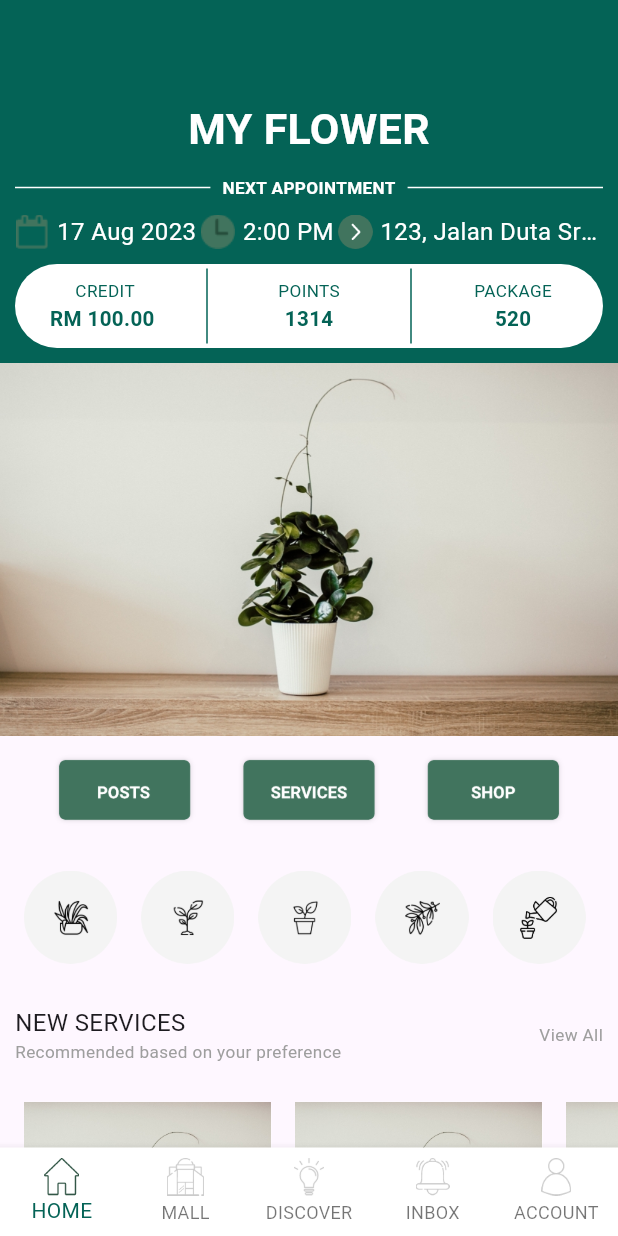
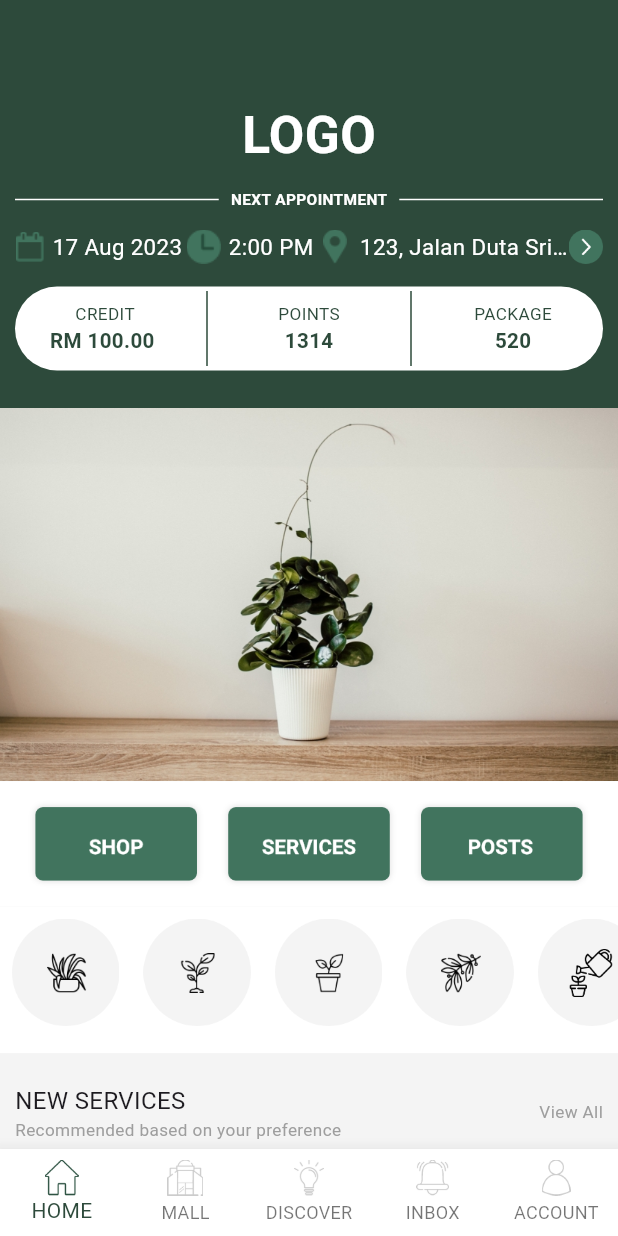
Before and after one commit to hewcheehau/hew-test-flower, a Flutter app: the screen it shows after launch, on a phone screen of 412 x 824 dp. Run offline on Flutter 3.47's test engine with Material 2 defaults, Android fonts, the phone set to English and light mode, and no system bars; our stand-ins replace auto_route, cached_network_image, equatable, flutter_bloc, flutter_map, flutter_screenutil and 2 more; generated files the repository leaves out were written again.

Commit message:
refactor: ui adjustment

```diff
--- a/lib/app.dart
+++ b/lib/app.dart
@@ -38,6 +38,7 @@ class _MyFlowerAppView extends StatelessWidget {
       theme: ThemeData(
         primaryColor: AppColors.appMainColor,
         useMaterial3: true,
+        scaffoldBackgroundColor: AppColors.scaffoldColor
       ),
       localizationsDelegates: const [
           AppLocalizations.delegate,
--- a/lib/core/constants/app_colors.dart
+++ b/lib/core/constants/app_colors.dart
@@ -4,6 +4,8 @@ import 'package:flutter/material.dart';
 class AppColors {
   AppColors._();
 
-  static const appMainColor = Color.fromARGB(255, 4, 99, 86);
+  static const appMainColor = Color.fromARGB(255, 45, 74, 59);
   static const blueColor = Colors.blueAccent;
+  static const scaffoldColor = Color.fromARGB(255, 244, 244, 244);
+  static const priceGreenColor = Color.fromARGB(255, 61, 149, 64);
 }
--- a/lib/core/widgets/home_nav_bar.dart
+++ b/lib/core/widgets/home_nav_bar.dart
@@ -14,7 +14,7 @@ class HomeNavBar extends StatelessWidget {
         builder: (context, state) {
       return BottomNavigationBar(
         backgroundColor: Colors.white,
-        elevation: 5,
+        elevation: 10,
           type: BottomNavigationBarType.fixed,
           showSelectedLabels: true,
           onTap: (value) =>
@@ -54,6 +54,6 @@ class _SelectIcon extends StatelessWidget {
   final String path;
   @override
   Widget build(BuildContext context) {
-    return Image.asset(path.toPng(), height: 25, width: 25,);
+    return Image.asset(path.toPng(), height: 24, width: 24,);
   }
 }
--- a/lib/core/widgets/product_widget.dart
+++ b/lib/core/widgets/product_widget.dart
@@ -10,26 +10,39 @@ class ProductWidget extends StatelessWidget {
       this.subTitle = "",
       this.image = "",
       this.price = "RM -",
-      this.hasDiscount = false});
+      this.originalPrice = "",
+      this.hasDiscount = false,
+      this.hasBorderColor = true});
   final String title;
   final String subTitle;
   final String price;
   final String image;
-  final bool hasDiscount;
+  final String originalPrice;
+  final bool hasDiscount, hasBorderColor;
   @override
   Widget build(BuildContext context) {
+    var smallScreen = MediaQuery.of(context).size.width <= 380;
     return Container(
-      height: ScreenUtil().screenHeight * 0.35,
+      clipBehavior: Clip.hardEdge,
+      height: ScreenUtil().screenHeight * (smallScreen ? 0.39 : 0.35),
       width: ScreenUtil().screenWidth * 0.40,
-      margin: const EdgeInsets.symmetric(vertical: 5, horizontal: 8),
+      margin: const EdgeInsets.symmetric(vertical: 5, horizontal: 4),
       decoration: BoxDecoration(
-          color: Colors.white, borderRadius: BorderRadius.circular(3)),
-      child: Column(
+          border: hasBorderColor
+              ? Border.fromBorderSide(BorderSide(color: Colors.grey[100]!))
+              : null,
+          color: Colors.white,
+          borderRadius: BorderRadius.circular(8)),
+      child: LayoutBuilder(
+        builder: (context, cts) {
+          return Column(
             crossAxisAlignment: CrossAxisAlignment.start,
             children: [
               Stack(
                 children: [
-              Image.asset(image),
+                  SizedBox(
+                    width: double.maxFinite,
+                    child: Image.asset(image, fit: BoxFit.fitWidth,)),
                   if (hasDiscount)
                     Positioned(
                         right: 5.w,
@@ -50,20 +63,40 @@ class ProductWidget extends StatelessWidget {
                       const SizedBox(
                         height: 5,
                       ),
-                  Expanded(child: title.customText(size: 10)),
-                  Expanded(flex: 2, child: subTitle.customText(size: 12)),
+                      Expanded(
+                          child: title.customText(size: 10, color: Colors.grey)),
+                      Expanded(flex: 2, child: subTitle.customText(size: 12, maxLine: price.isEmpty ? 3 : 2)),
                       const SizedBox(
-                    height: 5,
+                        height: 4,
                       ),
-                  Flexible(
-                    child: price
-                        .customText(color: AppColors.appMainColor, maxLine: 1),
+                      Visibility(
+                          visible: hasDiscount,
+                          child: Flexible(
+                            child: originalPrice.customText(
+                                color: Colors.grey,
+                                maxLine: 1,
+                                size: 10,
+                                textDecoration: TextDecoration.lineThrough, decorationColor: Colors.grey),
+                          )),
+                      const SizedBox(
+                        height: 4,
+                      ),
+                      Visibility(
+                        visible: price.isNotEmpty,
+                        child: Flexible(
+                          child: price.customText(
+                            color: AppColors.priceGreenColor,
+                            maxLine: 1,
+                          ),
+                        ),
                       )
                     ],
                   ),
                 ),
               )
             ],
+          );
+        }
       ),
     );
   }
--- a/lib/features/home/view/main_home_screen.dart
+++ b/lib/features/home/view/main_home_screen.dart
@@ -31,22 +31,18 @@ class MainHomeScreen extends StatelessWidget {
           ),
           SliverToBoxAdapter(
             child: Container(
-              height: 60.h,
+              height: 70.h,
               width: double.maxFinite,
+              color: Colors.white,
               padding: const EdgeInsets.all(ValueConstants.appPadding),
               child: Row(
                 mainAxisAlignment: MainAxisAlignment.spaceEvenly,
                 children: [
-                  Image.asset("Button - Posts".toPng()),
-                  Image.asset("Button - Services".toPng()),
-                  Image.asset("Button - Shop".toPng())
+                  Flexible(child: Image.asset("Button - Shop".toPng())),
+                  Flexible(child: Image.asset("Button - Services".toPng())),
+                  Flexible(child: Image.asset("Button - Posts".toPng()))
                 ],
               ),
-            ),
-          ),
-          const SliverToBoxAdapter(
-            child: SizedBox(
-              height: 10,
             ),
           ),
           const SliverToBoxAdapter(
@@ -58,7 +54,7 @@ class MainHomeScreen extends StatelessWidget {
             ),
           ),
           SliverToBoxAdapter(
-            child: Padding(
+            child: Container(
               padding: const EdgeInsets.all(ValueConstants.appPadding),
               child: Row(
                 mainAxisAlignment: MainAxisAlignment.spaceBetween,
@@ -110,7 +106,7 @@ class MainHomeScreen extends StatelessWidget {
           ),
           const SliverToBoxAdapter(
             child: SizedBox(
-              height: 10,
+              height: 25,
             ),
           ),
           SliverToBoxAdapter(
@@ -127,25 +123,23 @@ class MainHomeScreen extends StatelessWidget {
               child: StaggeredGrid.count(
                 crossAxisCount: 2,
                 children: [1, 2, 3, 4, 5, 6, 7, 8, 9, 10]
-                    .mapIndexed((i, e) => StaggeredGridTile.fit(
-                          crossAxisCellCount: 1,
-                          child: AspectRatio(
-                            aspectRatio: i.isOdd ? 8 / 13.5 : 8 / 15,
+                    .mapIndexed((i, e) => AspectRatio(
+                            aspectRatio: i.isOdd ? 8 / 13.5 : 8 / 14.5,
                             child: ProductWidget(
                               title: "Lorum",
-                              subTitle: StringConstants.testText,
-                              price: "RM 150.00",
+                              subTitle: "${StringConstants.testText}${StringConstants.testText}",
+                              price: "",
                               image: "Image".toJpg(),
+                              hasBorderColor: false,
                             ),
-                          ),
-                        ))
+                          ),)
                     .toList(),
               ),
             ),
           ),
           const SliverToBoxAdapter(
             child: SizedBox(
-              height: 10,
+              height: 20,
             ),
           ),
           SliverToBoxAdapter(
@@ -156,7 +150,7 @@ class MainHomeScreen extends StatelessWidget {
                 children: [
                   context.loc.location.toUpperCase().customText(
                       color: AppColors.appMainColor,
-                      size: 15,
+                      size: 13,
                       fontWeight: FontWeight.bold),
                   const HomeMapWidget(),
                   const _ShowLocation(
@@ -168,14 +162,20 @@ class MainHomeScreen extends StatelessWidget {
                     height: 20,
                   ),
                   const _ShowLocation(
-                    title: "The Garden Mall",
+                    title: "The Gardens Mall",
                     time: "10am - 10pm",
-                    address: "10 Floor, Lorem Lpsum, Jalan 1 W.P Kuala Lumpur",
+                    address:
+                        "10 Floor, Lorem Lpsum, Jalan 1 W.P Kuala Lumpur Malaysia",
                   )
                 ],
               ),
             ),
-          )
+          ),
+          const SliverToBoxAdapter(
+            child: SizedBox(
+              height: 20,
+            ),
+          ),
         ],
       ),
     );
@@ -193,42 +193,45 @@ class _ShowLocation extends StatelessWidget {
       children: [
         title.customText(
             color: AppColors.appMainColor,
-            size: 15,
+            size: 13,
             fontWeight: FontWeight.bold),
         const SizedBox(
-          height: 10,
+          height: 15,
         ),
         Row(
+          crossAxisAlignment: CrossAxisAlignment.start,
           children: [
             Image.asset(
-              "Icon -Location".toPng(),
-              height: 18,
-              width: 18,
+              "Icon - Location2".toPng(),
+              height: 17,
+              width: 17,
             ),
             const SizedBox(
               width: 10,
             ),
             Flexible(
               child: address.customText(
-                color: AppColors.blueColor,
-              ),
+                  color: AppColors.blueColor,
+                  size: 12,
+                  textDecoration: TextDecoration.underline),
             ),
           ],
         ),
         const SizedBox(
-          height: 15,
+          height: 20,
         ),
         Row(
+          crossAxisAlignment: CrossAxisAlignment.start,
           children: [
             Image.asset(
               "Icon - Clock".toPng(),
-              height: 18,
-              width: 18,
+              height: 17,
+              width: 17,
             ),
             const SizedBox(
               width: 10,
             ),
-            Flexible(child: time.customText(color: Colors.grey)),
+            Flexible(child: time.customText(color: Colors.grey, size: 12)),
           ],
         )
       ],
--- a/lib/features/home/widget/home_category_widget.dart
+++ b/lib/features/home/widget/home_category_widget.dart
@@ -1,5 +1,3 @@
-
-
 import 'package:flutter/material.dart';
 import 'package:flutter_screenutil/flutter_screenutil.dart';
 import 'package:my_flower/core/utils/app_extension.dart';
@@ -10,15 +8,20 @@ class HomeCategoryWidget extends StatelessWidget {
   @override
   Widget build(BuildContext context) {
     return Container(
-      padding: const EdgeInsets.only(left: 8),
+      padding: const EdgeInsets.only(bottom: 10),
+      color: Colors.white,
       child: SingleChildScrollView(
         scrollDirection: Axis.horizontal,
         child: Row(
           children: [
-            ...[1,2,3,4,5].map((e) => Padding(
-              padding: const EdgeInsets.all(8.0),
-              child: Image.asset("Button - Icon $e".toPng(),height: 52.h, width: 52.h,),
-            ))
+            ...[1, 2, 3, 4, 5].map((e) => Padding(
+                  padding: const EdgeInsets.all(8.0),
+                  child: Image.asset(
+                    "Button - Icon $e".toPng(),
+                    height: 60.h,
+                    width: 60.h,
+                  ),
+                ))
           ],
         ),
       ),
--- a/lib/features/home/widget/home_header_widget.dart
+++ b/lib/features/home/widget/home_header_widget.dart
@@ -17,8 +17,8 @@ class HomeHeaderWidget extends StatelessWidget {
           const SizedBox(
             height: kToolbarHeight,
           ),
-          context.loc.myFlower.toUpperCase().customText(
-              color: Colors.white, size: 25, fontWeight: FontWeight.bold),
+          context.loc.logo.toUpperCase().customText(
+              color: Colors.white, size: 30, fontWeight: FontWeight.bold),
           const SizedBox(
             height: 10,
           ),
@@ -31,7 +31,7 @@ class HomeHeaderWidget extends StatelessWidget {
               Padding(
                 padding: const EdgeInsets.only(left: 8.0, right: 8.0),
                 child: context.loc.nextAppointment.toUpperCase().customText(
-                    color: Colors.white, fontWeight: FontWeight.bold, size: 10),
+                    color: Colors.white, fontWeight: FontWeight.bold, size: 9),
               ),
               const Expanded(
                   child: Divider(
@@ -40,7 +40,7 @@ class HomeHeaderWidget extends StatelessWidget {
             ],
           ),
           const SizedBox(
-            height: 10,
+            height: 12,
           ),
 
           /// Hard code
@@ -50,13 +50,13 @@ class HomeHeaderWidget extends StatelessWidget {
                 children: [
                   Image.asset(
                     "Icon - Calender".toPng(),
-                    height: 23,
-                    width: 23,
+                    height: 20,
+                    width: 20,
                   ),
                   const SizedBox(
                     width: 5,
                   ),
-                  "17 Aug 2023".customText(color: Colors.white),
+                  "17 Aug 2023".customText(color: Colors.white, size: 13),
                 ],
               ),
               const SizedBox(
@@ -72,7 +72,7 @@ class HomeHeaderWidget extends StatelessWidget {
                   const SizedBox(
                     width: 5,
                   ),
-                  "2:00 PM".customText(color: Colors.white),
+                  "2:00 PM".customText(color: Colors.white, size: 13),
                 ],
               ),
               const SizedBox(
@@ -82,7 +82,7 @@ class HomeHeaderWidget extends StatelessWidget {
                 child: Row(
                   children: [
                     Image.asset(
-                      "Icon -Arrow".toPng(),
+                      "Icon -Location".toPng(),
                       height: 23,
                       width: 23,
                     ),
@@ -90,18 +90,23 @@ class HomeHeaderWidget extends StatelessWidget {
                       width: 5,
                     ),
                     Flexible(
-                      child: "123, Jalan Duta Sri Petaling Jaya Selangor Malaysia".customText(
-                        color: Colors.white,
-                        maxLine: 1,
-                      ),
+                      child:
+                          "123, Jalan Duta Sri Petaling Jaya Selangor Malaysia"
+                              .customText(
+                                  color: Colors.white, maxLine: 1, size: 13),
                     ),
                   ],
                 ),
-              )
+              ),
+              Image.asset(
+                "Icon -Arrow".toPng(),
+                height: 23,
+                width: 23,
+              ),
             ],
           ),
           const SizedBox(
-            height: 10,
+            height: 15,
           ),
           Container(
             decoration: BoxDecoration(
@@ -166,6 +171,9 @@ class HomeHeaderWidget extends StatelessWidget {
               ],
             ),
           ),
+          const SizedBox(
+            height: 15,
+          )
         ],
       ),
     );
--- a/lib/features/home/widget/shop_category_widget.dart
+++ b/lib/features/home/widget/shop_category_widget.dart
@@ -2,7 +2,7 @@ import 'package:flutter/material.dart';
 import 'package:flutter_screenutil/flutter_screenutil.dart';
 import 'package:my_flower/core/constants/app_colors.dart';
 import 'package:my_flower/core/utils/app_extension.dart';
-import 'package:scroll_indicator/scroll_indicator.dart';
+import 'package:my_flower/core/widgets/custom_scroll_indicator.dart';
 
 class ShopCategoryWidget extends StatefulWidget {
   const ShopCategoryWidget({super.key});
@@ -65,10 +65,10 @@ class _ShopCategoryWidgetState extends State<ShopCategoryWidget> {
           child: ScrollIndicator(
             scrollController: scrollController!,
             width: ScreenUtil().screenWidth*0.8,
-            height: 5,
+            height: 2,
             indicatorWidth: 50,
             decoration: BoxDecoration(
-                borderRadius: BorderRadius.circular(10), color: Colors.grey[300]),
+                borderRadius: BorderRadius.circular(10), color: Colors.green[800]),
             indicatorDecoration: BoxDecoration(
                 color: AppColors.appMainColor,
                 borderRadius: BorderRadius.circular(10)),
--- a/lib/l10n/app_en.arb
+++ b/lib/l10n/app_en.arb
@@ -12,5 +12,7 @@
   "newServices": "New Services",
   "newServicesDesc": "Recommended based on your preference",
   "viewAllLabel": "View All",
-  "location": "Location"
+  "location": "Location",
+  "logo": "Logo",
+  "searchLabel": "Search Salon"
 }
--- a/pubspec.yaml
+++ b/pubspec.yaml
@@ -49,7 +49,8 @@ dependencies:
   flutter_screenutil: ^5.8.4
   scroll_indicator: ^0.0.3
   flutter_staggered_grid_view: ^0.7.0
-  map: ^1.4.1
+  flutter_map: ^5.0.0
+  latlong2: ^0.9.0
 
 dev_dependencies:
   flutter_test:
```
Also changed, not shown: lib/core/utils/app_extension.dart (+16 -7 lines), lib/core/widgets/custom_scroll_indicator.dart (added, +73 -0 lines), lib/features/home/widget/home_map_widget.dart (+48 -39 lines), lib/features/mall/view/mall_screen.dart (+41 -15 lines), assets/images/Icon - Location2.png (renamed from assets/images/Icon - Location.png), pubspec.lock, 1 other file. Lines whose indentation alone changed are shown as unchanged.
